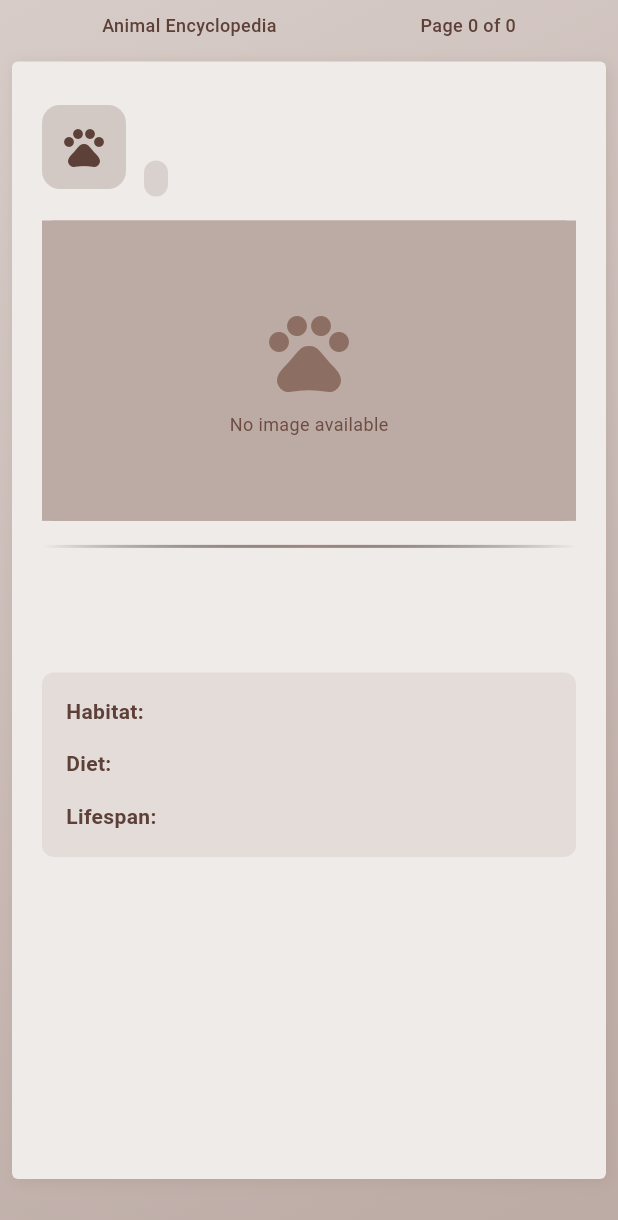
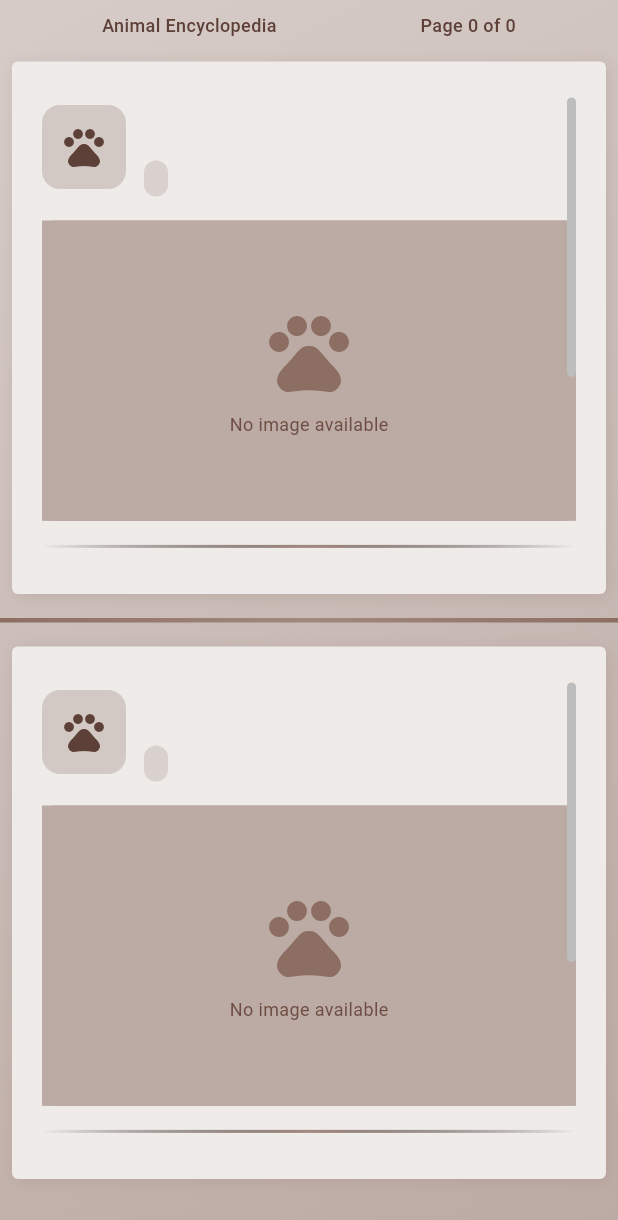
Before and after one commit to yaroslav20568/animal_kingdom, a Flutter app: the BookPagesWidget widget shown alone on an empty page, opened directly with empty values, on a phone screen of 412 x 824 dp. Shown: the top 1220 px of the screen. Run offline on Flutter 3.47's test engine with Material 3 defaults, Android fonts, the phone set to English and light mode, and no system bars.

Commit message:
fix: orientation change and implement responsive card layout

```diff
--- a/lib/screens/book_screen.dart
+++ b/lib/screens/book_screen.dart
@@ -37,25 +37,26 @@ class _BookScreenState extends State<BookScreen>
   @override
   void didChangeDependencies() {
     super.didChangeDependencies();
-    _initializePagePairs();
+    if (_isBookOpen) {
+      final savedPageIndex = _currentPageIndex;
+      _initializePagePairs();
+      if (savedPageIndex < _pagePairs.length && _pageController.hasClients) {
+        _currentPageIndex = savedPageIndex;
+        _pageController.jumpToPage(savedPageIndex);
+      }
+    } else {
+      _initializePagePairs();
+    }
   }
 
   void _initializePagePairs() {
     final animals = AnimalsRepository.getAllAnimals();
     _pagePairs = [];
-    final screenWidth = MediaQuery.of(context).size.width;
-    final isWideScreen = screenWidth > 480;
 
-    if (isWideScreen) {
-      for (int i = 0; i < animals.length; i += 2) {
-        if (i + 1 < animals.length) {
-          _pagePairs.add({'left': animals[i], 'right': animals[i + 1]});
-        } else {
-          _pagePairs.add({'left': animals[i], 'right': animals[i]});
-        }
-      }
-    } else {
-      for (int i = 0; i < animals.length; i++) {
+    for (int i = 0; i < animals.length; i += 2) {
+      if (i + 1 < animals.length) {
+        _pagePairs.add({'left': animals[i], 'right': animals[i + 1]});
+      } else {
         _pagePairs.add({'left': animals[i], 'right': animals[i]});
       }
     }
--- a/lib/widgets/book_pages_widget.dart
+++ b/lib/widgets/book_pages_widget.dart
@@ -75,9 +75,8 @@ class BookPagesWidget extends StatelessWidget {
                   ? Row(
                       children: [
                         Expanded(
-                          child: _buildPage(
-                            context,
-                            leftPageAnimal,
+                          child: _AnimalPageWidget(
+                            animal: leftPageAnimal,
                             isLeft: true,
                           ),
                         ),
@@ -96,27 +95,79 @@ class BookPagesWidget extends StatelessWidget {
                           ),
                         ),
                         Expanded(
-                          child: _buildPage(
-                            context,
-                            rightPageAnimal,
+                          child: _AnimalPageWidget(
+                            animal: rightPageAnimal,
                             isLeft: false,
                           ),
                         ),
                       ],
                     )
-                  : _buildPage(context, leftPageAnimal, isLeft: true),
+                  : Column(
+                      children: [
+                        Expanded(
+                          child: _AnimalPageWidget(
+                            animal: leftPageAnimal,
+                            isLeft: true,
+                          ),
+                        ),
+                        Container(
+                          height: 3,
+                          margin: const EdgeInsets.symmetric(vertical: 8),
+                          decoration: BoxDecoration(
+                            gradient: LinearGradient(
+                              begin: Alignment.centerLeft,
+                              end: Alignment.centerRight,
+                              colors: [
+                                Colors.brown.shade400,
+                                Colors.brown.shade300,
+                                Colors.brown.shade400,
+                              ],
+                            ),
+                          ),
+                        ),
+                        Expanded(
+                          child: _AnimalPageWidget(
+                            animal: rightPageAnimal,
+                            isLeft: false,
+                          ),
+                        ),
+                      ],
+                    ),
             ),
           ),
         ],
       ),
     );
   }
+}
 
-  Widget _buildPage(
-    BuildContext context,
-    Animal animal, {
-    required bool isLeft,
-  }) {
+class _AnimalPageWidget extends StatefulWidget {
+  final Animal animal;
+  final bool isLeft;
+
+  const _AnimalPageWidget({required this.animal, required this.isLeft});
+
+  @override
+  State<_AnimalPageWidget> createState() => _AnimalPageWidgetState();
+}
+
+class _AnimalPageWidgetState extends State<_AnimalPageWidget> {
+  late ScrollController _scrollController;
+
+  @override
+  void initState() {
+    super.initState();
+    _scrollController = ScrollController();
+  }
+
+  @override
+  void dispose() {
+    _scrollController.dispose();
+    super.dispose();
+  }
+
+  @override
+  Widget build(BuildContext context) {
     final screenWidth = MediaQuery.of(context).size.width;
     final isTablet = screenWidth > 600;
     final pagePadding = isTablet
@@ -139,7 +190,14 @@ class BookPagesWidget extends StatelessWidget {
           ),
         ],
       ),
+      child: RawScrollbar(
+        controller: _scrollController,
+        thumbColor: Colors.grey.shade400,
+        thickness: 6,
+        radius: const Radius.circular(3),
+        thumbVisibility: true,
         child: SingleChildScrollView(
+          controller: _scrollController,
           child: Column(
             crossAxisAlignment: CrossAxisAlignment.start,
             children: [
@@ -149,14 +207,16 @@ class BookPagesWidget extends StatelessWidget {
                     padding: const EdgeInsets.all(12),
                     decoration: BoxDecoration(
                       color: AnimalIcons.getColorForCategory(
-                      animal.category,
+                        widget.animal.category,
                       ).withValues(alpha: 0.2),
                       borderRadius: BorderRadius.circular(12),
                     ),
                     child: Icon(
-                    AnimalIcons.getIconForAnimal(animal.name),
+                      AnimalIcons.getIconForAnimal(widget.animal.name),
                       size: 32,
-                    color: AnimalIcons.getColorForCategory(animal.category),
+                      color: AnimalIcons.getColorForCategory(
+                        widget.animal.category,
+                      ),
                     ),
                   ),
                   const SizedBox(width: 12),
@@ -165,7 +225,7 @@ class BookPagesWidget extends StatelessWidget {
                       crossAxisAlignment: CrossAxisAlignment.start,
                       children: [
                         Text(
-                        animal.name,
+                          widget.animal.name,
                           style: TextStyle(
                             fontSize: titleFontSize,
                             fontWeight: FontWeight.bold,
@@ -181,17 +241,17 @@ class BookPagesWidget extends StatelessWidget {
                           ),
                           decoration: BoxDecoration(
                             color: AnimalIcons.getColorForCategory(
-                            animal.category,
+                              widget.animal.category,
                             ).withValues(alpha: 0.15),
                             borderRadius: BorderRadius.circular(12),
                           ),
                           child: Text(
-                          animal.category,
+                            widget.animal.category,
                             style: TextStyle(
                               fontSize: 11,
                               fontWeight: FontWeight.w600,
                               color: AnimalIcons.getColorForCategory(
-                              animal.category,
+                                widget.animal.category,
                               ),
                               letterSpacing: 0.5,
                             ),
@@ -211,11 +271,11 @@ class BookPagesWidget extends StatelessWidget {
                     color: Colors.brown.shade200,
                     borderRadius: BorderRadius.circular(8),
                   ),
-                child: animal.imageUrl.isNotEmpty
+                  child: widget.animal.imageUrl.isNotEmpty
                       ? ClipRRect(
                           borderRadius: BorderRadius.circular(8),
                           child: Image.network(
-                          animal.imageUrl,
+                            widget.animal.imageUrl,
                             width: double.infinity,
                             fit: BoxFit.cover,
                             errorBuilder: (context, error, stackTrace) {
@@ -226,7 +286,9 @@ class BookPagesWidget extends StatelessWidget {
                                   mainAxisAlignment: MainAxisAlignment.center,
                                   children: [
                                     Icon(
-                                    AnimalIcons.getIconForAnimal(animal.name),
+                                      AnimalIcons.getIconForAnimal(
+                                        widget.animal.name,
+                                      ),
                                       size: 64,
                                       color: Colors.brown.shade400,
                                     ),
@@ -250,9 +312,12 @@ class BookPagesWidget extends StatelessWidget {
                                 child: Center(
                                   child: CircularProgressIndicator(
                                     value:
-                                      loadingProgress.expectedTotalBytes != null
-                                      ? loadingProgress.cumulativeBytesLoaded /
-                                            loadingProgress.expectedTotalBytes!
+                                        loadingProgress.expectedTotalBytes !=
+                                            null
+                                        ? loadingProgress
+                                                  .cumulativeBytesLoaded /
+                                              loadingProgress
+                                                  .expectedTotalBytes!
                                         : null,
                                     color: Colors.brown.shade700,
                                   ),
@@ -268,7 +333,9 @@ class BookPagesWidget extends StatelessWidget {
                             mainAxisAlignment: MainAxisAlignment.center,
                             children: [
                               Icon(
-                              AnimalIcons.getIconForAnimal(animal.name),
+                                AnimalIcons.getIconForAnimal(
+                                  widget.animal.name,
+                                ),
                                 size: 64,
                                 color: Colors.brown.shade400,
                               ),
@@ -300,7 +367,7 @@ class BookPagesWidget extends StatelessWidget {
               ),
               const SizedBox(height: 20),
               Text(
-              animal.description,
+                widget.animal.description,
                 style: TextStyle(
                   fontSize: descriptionFontSize,
                   color: Colors.brown.shade800,
@@ -316,15 +383,16 @@ class BookPagesWidget extends StatelessWidget {
                 ),
                 child: Column(
                   children: [
-                  _buildInfoRow('Habitat:', animal.habitat),
+                    _buildInfoRow('Habitat:', widget.animal.habitat),
                     const SizedBox(height: 14),
-                  _buildInfoRow('Diet:', animal.diet),
+                    _buildInfoRow('Diet:', widget.animal.diet),
                     const SizedBox(height: 14),
-                  _buildInfoRow('Lifespan:', animal.lifespan),
+                    _buildInfoRow('Lifespan:', widget.animal.lifespan),
                   ],
                 ),
               ),
             ],
+          ),
         ),
       ),
     );
```
Lines whose indentation alone changed are shown as unchanged.
